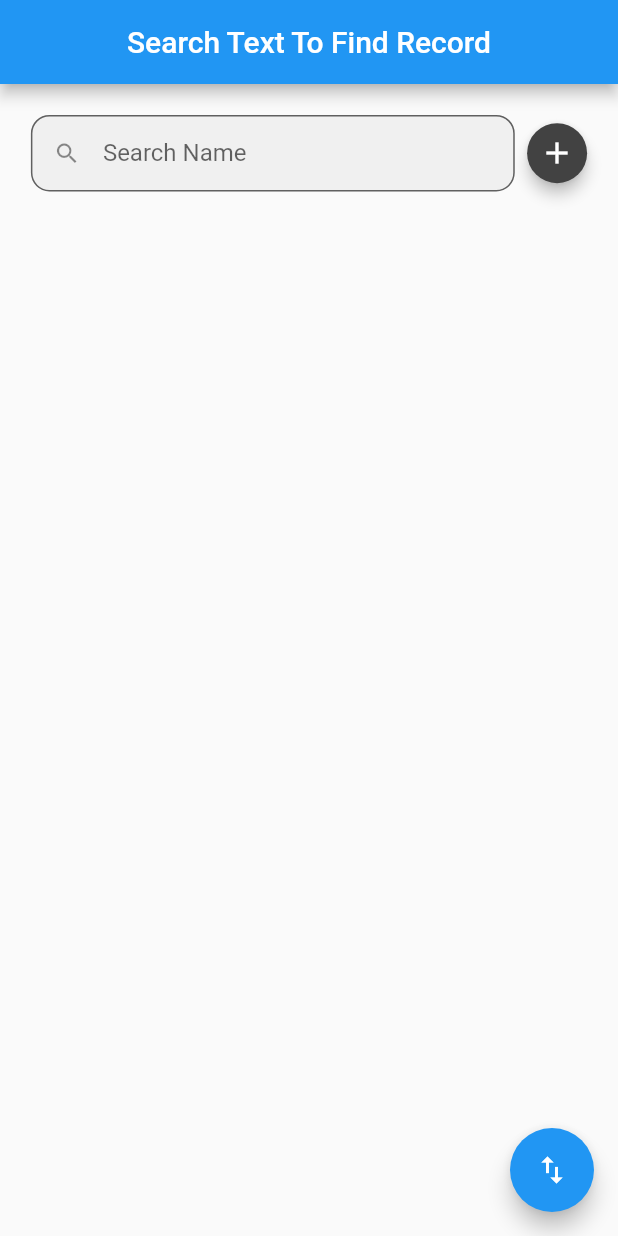
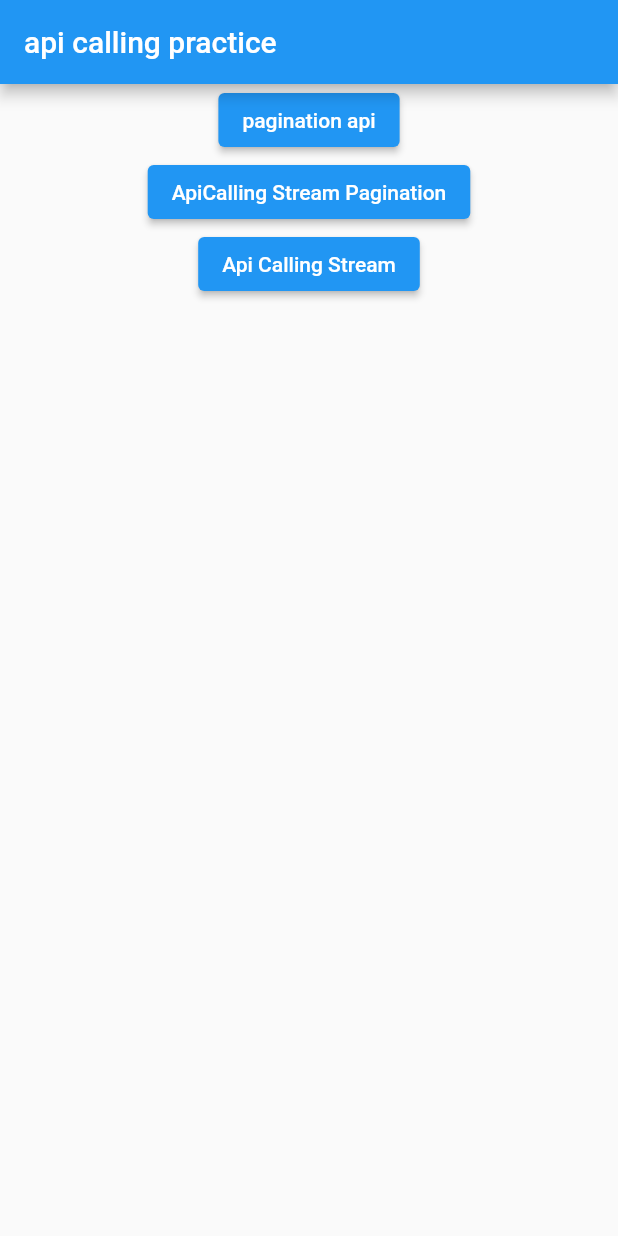
Before and after one commit to mamtapansuriya/post_api_demo, a Flutter app: the screen it shows after launch, on a phone screen of 412 x 824 dp. Run offline on Flutter 3.47's test engine with Material 2 defaults, Android fonts, the phone set to English and light mode, and no system bars; our stand-ins replace get, rxdart, sizer; missing offline and left inert: just_the_tooltip.

Commit message:
# second api calling using streambuilder

```diff
--- a/lib/Routs/page_routs.dart
+++ b/lib/Routs/page_routs.dart
@@ -1,13 +1,19 @@
 import 'package:get/get.dart';
+import 'package:post_api_demo/Api_calling_Stream/apidata_screen.dart';
 import 'package:post_api_demo/Screen/getdata_streame.dart';
 import 'package:post_api_demo/Screen/home_page.dart';
+import 'package:post_api_demo/Screen/welcome_screen.dart';
 
 class AppRoutes {
+  static const welcomeScreen = "/welcomeScreen";
   static const homePage = "/homePage";
   static const streamHomePage = "/streamHomePage";
+  static const apiDataScreen = "/apiDataScreen";
 
   static final pages = [
+    GetPage(name: AppRoutes.welcomeScreen, page: () => WelcomeScreen()),
     GetPage(name: AppRoutes.homePage, page: () => HomePage()),
     GetPage(name: AppRoutes.streamHomePage, page: () => StreamHomePage()),
+    GetPage(name: AppRoutes.apiDataScreen, page: () => ApiDataScreen()),
   ];
 }
--- a/lib/Screen/home_page.dart
+++ b/lib/Screen/home_page.dart
@@ -1,14 +1,12 @@
+import 'package:flutter/material.dart';
 import 'package:get/get.dart';
-import 'package:flutter/material.dart';
 import 'package:just_the_tooltip/just_the_tooltip.dart';
 import 'package:post_api_demo/Controller/userdata_controller.dart';
 import 'package:sizer/sizer.dart';
 
-import 'design_page.dart';
-
 class HomePage extends StatelessWidget {
   HomePage({Key? key}) : super(key: key);
-  UserController _userController = Get.find<UserController>();
+  UserController _userController = Get.find();
   @override
   Widget build(BuildContext context) {
     return SafeArea(
@@ -41,13 +39,16 @@ class HomePage extends StatelessWidget {
                       decoration: InputDecoration(
                         prefixIcon: const Icon(Icons.search),
                         isDense: true,
-                        border: OutlineInputBorder(borderRadius: BorderRadius.all(Radius.circular(3.w))),
+                        border: OutlineInputBorder(
+                            borderRadius:
+                                BorderRadius.all(Radius.circular(3.w))),
                         filled: true,
                         hintText: "Search Name",
                       ),
                       validator: (value) {
                         String patttern = '[a-zA-Z]';
-                        if (value!.isEmpty || !RegExp(patttern).hasMatch(value)) {
+                        if (value!.isEmpty ||
+                            !RegExp(patttern).hasMatch(value)) {
                           return 'Please Enter valid Name';
                         }
                         return null;
--- /dev/null
+++ b/lib/Screen/welcome_screen.dart
@@ -0,0 +1,38 @@
+import 'package:flutter/material.dart';
+import 'package:get/get.dart';
+import 'package:post_api_demo/Routs/page_routs.dart';
+
+class WelcomeScreen extends StatelessWidget {
+  const WelcomeScreen({Key? key}) : super(key: key);
+
+  @override
+  Widget build(BuildContext context) {
+    return SafeArea(
+        child: Scaffold(
+      appBar: AppBar(
+        title: const Text("api calling practice"),
+      ),
+      body: Center(
+        child: Column(
+          children: [
+            ElevatedButton(
+                onPressed: () {
+                  Get.toNamed(AppRoutes.homePage);
+                },
+                child: const Text("pagination api")),
+            ElevatedButton(
+                onPressed: () {
+                  Get.toNamed(AppRoutes.streamHomePage);
+                },
+                child: const Text("ApiCalling Stream Pagination")),
+            ElevatedButton(
+                onPressed: () {
+                  Get.toNamed(AppRoutes.apiDataScreen);
+                },
+                child: const Text("Api Calling Stream"))
+          ],
+        ),
+      ),
+    ));
+  }
+}
--- a/lib/main.dart
+++ b/lib/main.dart
@@ -9,7 +9,9 @@ import 'package:sizer/sizer.dart';
 class MyHttpOverrides extends HttpOverrides {
   @override
   HttpClient createHttpClient(SecurityContext? context) {
-    return super.createHttpClient(context)..badCertificateCallback = (X509Certificate cert, String host, int port) => true;
+    return super.createHttpClient(context)
+      ..badCertificateCallback =
+          (X509Certificate cert, String host, int port) => true;
   }
 }
 
@@ -27,8 +29,9 @@ class MyApp extends StatelessWidget {
   Widget build(BuildContext context) {
     return Sizer(builder: (context, orientation, deviceType) {
       return GetMaterialApp(
+        initialBinding: AppBidding(),
         debugShowCheckedModeBanner: false,
-        initialRoute: AppRoutes.homePage,
+        initialRoute: AppRoutes.welcomeScreen,
         getPages: AppRoutes.pages,
         title: 'Flutter Demo',
         theme: ThemeData(
@@ -38,3 +41,10 @@ class MyApp extends StatelessWidget {
     });
   }
 }
+
+class AppBidding implements Bindings {
+  @override
+  void dependencies() {
+    Get.put(UserController());
+  }
+}
--- a/pubspec.yaml
+++ b/pubspec.yaml
@@ -38,6 +38,7 @@ dependencies:
   get:
   http: ^0.13.4
   just_the_tooltip:
+  rxdart: ^0.27.7
 
 dev_dependencies:
   flutter_test:
```
Also changed, not shown: lib/Api_calling_Stream/apidata_model.dart (added, +39 -0 lines), lib/Api_calling_Stream/apidata_screen.dart (added, +99 -0 lines), lib/Api_calling_Stream/apidata_service.dart (added, +62 -0 lines), lib/Api_calling_Stream/apidata_stream.dart (added, +37 -0 lines), pubspec.lock.
